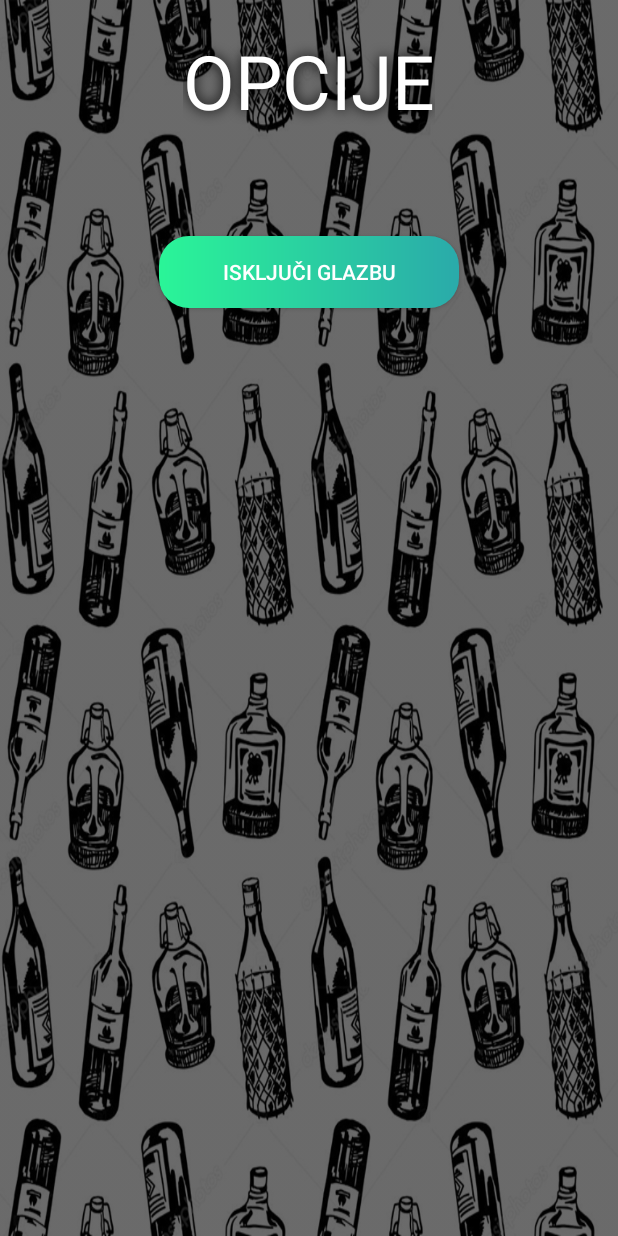
After one commit to dominikgubo/KronerApp, an Android app: the OptionsActivity screen opened directly, with no data from a screen before it, on a phone screen of 412 x 824 dp. The commit adds this screen. Run offline under Robolectric (Android 15) with nearby library versions, the phone set to English and light mode, and no system bars; libraries missing offline, so code that uses them is left out: com.daimajia.androidanimations; 1 statement that could not run was skipped.

Commit message:
Added options menu

```diff
--- a/app/build.gradle
+++ b/app/build.gradle
@@ -17,8 +17,8 @@ android {
     defaultConfig {
         applicationId "com.qw.kronerapp"
         targetSdkVersion 31
-        versionCode 10
-        versionName "1.09"
+        versionCode 11
+        versionName "1.10"
 
         testInstrumentationRunner "androidx.test.runner.AndroidJUnitRunner"
         minSdkVersion 29
@@ -66,6 +66,7 @@ dependencies {
     androidTestImplementation 'androidx.test.espresso:espresso-core:3.3.0'
     implementation 'com.daimajia.easing:library:2.0@aar'
     implementation 'com.daimajia.androidanimations:library:2.3@aar'
+    implementation 'com.daimajia.easing:library:2.4@aar'
     // Import the BoM for the Firebase platform
     implementation platform('com.google.firebase:firebase-bom:30.5.0')
     // Add the dependencies for the Crashlytics and Analytics libraries
--- /dev/null
+++ b/app/src/main/java/com/qw/kronerapp/OptionsActivity.kt
@@ -0,0 +1,52 @@
+package com.qw.kronerapp
+
+import android.content.Intent
+import androidx.appcompat.app.AppCompatActivity
+import android.os.Bundle
+import android.view.animation.Animation
+import com.daimajia.androidanimations.library.Techniques
+import com.daimajia.androidanimations.library.YoYo
+import com.qw.kronerapp.classes.AppLifeCycleHelper
+import com.qw.kronerapp.classes.MusicMethod
+import com.qw.kronerapp.classes.SoundMethod
+import com.qw.kronerapp.databinding.ActivityOptionsBinding
+
+class OptionsActivity : AppCompatActivity() {
+
+    private lateinit var binding: ActivityOptionsBinding
+
+    override fun onCreate(savedInstanceState: Bundle?) {
+        super.onCreate(savedInstanceState)
+        binding = ActivityOptionsBinding.inflate(layoutInflater)
+        setContentView(binding.root)
+        var flag = true
+        YoYo.with(Techniques.Shake).duration(2500).repeat(Animation.INFINITE).playOn(binding.optionTitle)
+        binding.musicChange.setOnClickListener {
+            MusicMethod.toggleMusic(this)
+            if(flag){
+                binding.musicChange.text="Uključi glazbu"
+                flag=!flag
+            } else{
+                binding.musicChange.text="Isključi glazbu"
+                flag=!flag
+            }
+        }
+    }
+
+    override fun onBackPressed() {
+        SoundMethod.SoundPlayerNoLoop(this, R.raw.menu)
+        var intent = Intent(this, MainActivity::class.java)
+        startActivity(intent)
+        overridePendingTransition(android.R.anim.fade_in, android.R.anim.fade_out)
+        finish()
+    }
+
+
+
+ override fun onResume() {
+     super.onResume()
+     if (MusicMethod.player != null) {
+         MusicMethod.player.start()
+     }
+ }
+}
--- a/app/src/main/java/com/qw/kronerapp/classes/Music.kt
+++ b/app/src/main/java/com/qw/kronerapp/classes/Music.kt
@@ -6,7 +6,8 @@ class Music {
     var musicId: MutableList<Int> = mutableListOf(R.raw.lone_djurdjevdan,
             R.raw.lone_od_kad_sam_se_rodio,
             R.raw.lone_samo_pijan_mogu,
-            R.raw.lone_bizuterija
+            R.raw.lone_bizuterija,
+            R.raw.lone_vasko
     )
 
     fun getRandomSong(): Int {
--- a/app/src/main/res/drawable/custom_button.xml
+++ b/app/src/main/res/drawable/custom_button.xml
@@ -2,5 +2,5 @@
 <shape xmlns:android="http://schemas.android.com/apk/res/android" android:shape="rectangle">
 
     <gradient android:startColor="#2AF598" android:endColor="#2AAAAA" android:type="linear"/>
-    <corners android:radius="15dp"></corners>
+    <corners android:radius="20dp"></corners>
 </shape>
--- a/app/src/main/res/drawable/custom_button2.xml
+++ b/app/src/main/res/drawable/custom_button2.xml
@@ -2,5 +2,5 @@
 <shape xmlns:android="http://schemas.android.com/apk/res/android" android:shape="rectangle">
 
     <gradient android:startColor="#393939" android:endColor="#161313" android:type="linear"/>
-    <corners android:radius="15dp"></corners>
+    <corners android:radius="20dp"></corners>
 </shape>
--- a/app/src/main/res/drawable/custom_button3.xml
+++ b/app/src/main/res/drawable/custom_button3.xml
@@ -2,5 +2,5 @@
 <shape xmlns:android="http://schemas.android.com/apk/res/android" android:shape="rectangle">
 
     <gradient android:startColor="#B94C98" android:endColor="#F0073B" android:type="linear"/>
-    <corners android:radius="15dp"></corners>
+    <corners android:radius="20dp"></corners>
 </shape>
--- a/app/src/main/res/drawable/custom_button4.xml
+++ b/app/src/main/res/drawable/custom_button4.xml
@@ -2,5 +2,5 @@
 <shape xmlns:android="http://schemas.android.com/apk/res/android" android:shape="rectangle">
 
     <gradient android:startColor="#EB890A" android:endColor="#E0A9BB" android:type="linear"/>
-    <corners android:radius="15dp"></corners>
+    <corners android:radius="20dp"></corners>
 </shape>
--- /dev/null
+++ b/app/src/main/res/layout/activity_options.xml
@@ -0,0 +1,45 @@
+<?xml version="1.0" encoding="utf-8"?>
+<LinearLayout xmlns:android="http://schemas.android.com/apk/res/android"
+    xmlns:app="http://schemas.android.com/apk/res-auto"
+    xmlns:tools="http://schemas.android.com/tools"
+    android:layout_width="match_parent"
+    android:layout_height="match_parent"
+    android:orientation="vertical"
+    android:background="@drawable/pattern"
+    android:backgroundTint="#30000000"
+    android:backgroundTintMode="src_over"
+    tools:context=".OptionsActivity">
+
+    <TextView
+        android:id="@+id/optionTitle"
+        android:layout_marginTop="20dp"
+        android:layout_width="wrap_content"
+        android:layout_height="wrap_content"
+        android:text="OPCIJE"
+        android:textSize="50dp"
+        android:textColor="@color/white"
+        android:shadowColor="#000000"
+        android:shadowDx="0.0"
+        android:shadowDy="0.0"
+        android:shadowRadius="10.0"
+        app:layout_constraintBottom_toBottomOf="parent"
+        app:layout_constraintLeft_toLeftOf="parent"
+        app:layout_constraintRight_toRightOf="parent"
+        app:layout_constraintTop_toTopOf="parent"
+        app:layout_constraintVertical_bias="0.043"
+        android:layout_gravity="center"/>
+
+    <Button
+        android:id="@+id/musicChange"
+        android:layout_width="200dp"
+        android:layout_height="wrap_content"
+        android:layout_gravity="center"
+        android:layout_marginTop="70dp"
+        android:background="@drawable/custom_button"
+        android:textColor="@color/white"
+        android:text="Isključi glazbu" />
+
+
+
+
+</LinearLayout>
```
Also changed, not shown: app/src/main/AndroidManifest.xml (+23 -14 lines), app/src/main/java/com/qw/kronerapp/MainActivity.kt (+7 -0 lines), app/src/main/java/com/qw/kronerapp/classes/MusicMethod.java (+10 -0 lines), app/src/main/res/drawable/custom_button5.xml (added, +7 -0 lines), app/src/main/res/layout/activity_game.xml (+7 -6 lines), app/src/main/res/layout/activity_main.xml (+12 -2 lines), 2 other files.
